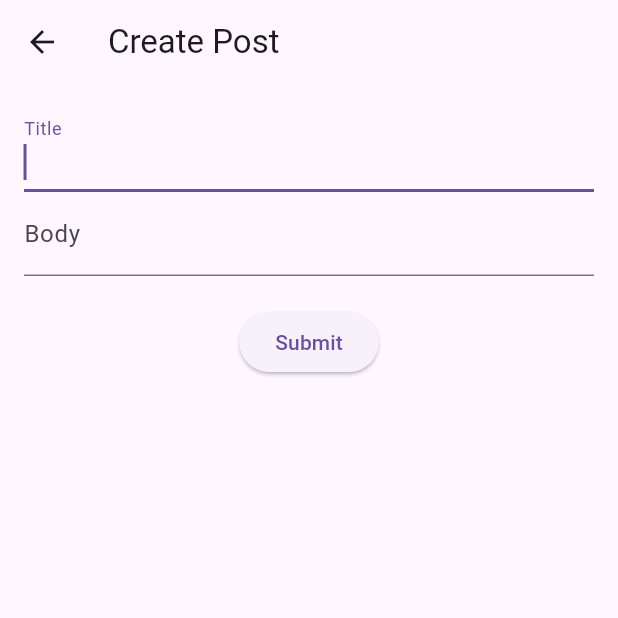
After one commit to Anna-Myzukina/flutter_devcamp_api, a Flutter app: the screen it shows after launch, after a tap on "Create Post", on a phone screen of 412 x 824 dp, the top half of it. The commit adds this screen. Run offline on Flutter 3.47's test engine with Material 3 defaults, Android fonts, the phone set to English and light mode, and no system bars; network calls fail.

Commit message:
add screens to create, view, update posts

```diff
--- /dev/null
+++ b/lib/screen/create_post_screen.dart
@@ -0,0 +1,137 @@
+import 'dart:math';
+
+import 'package:flutter/foundation.dart';
+import 'package:flutter/material.dart';
+import '../normal_http/api/post_service.dart';
+import '../normal_http/model/post.dart';
+
+class CreatePostScreen extends StatefulWidget {
+  const CreatePostScreen({super.key});
+
+  @override
+  State<CreatePostScreen> createState() => _CreatePostScreenState();
+}
+
+class _CreatePostScreenState extends State<CreatePostScreen> {
+  final GlobalKey<FormState> _formKey = GlobalKey<FormState>();
+  final TextEditingController _titleController = TextEditingController();
+  final TextEditingController _bodyController = TextEditingController();
+  final PostService postService = PostService();
+  final Random _random = Random();
+  Post? post;
+  bool isPosting = false;
+
+  void createPost() async {
+    if (_formKey.currentState!.validate()) {
+      setState(() {
+        isPosting = true;
+      });
+      Post newPost = Post(
+        id: _random.nextInt(10000) + 101,
+        userId: 1,
+        title: _titleController.text,
+        body: _bodyController.text,
+      );
+      try {
+        Post createdPost = await postService.createPost(newPost);
+        setState(() {
+          post = createdPost;
+        });
+        if (kDebugMode) {
+          print(post!.body);
+        }
+        setState(() {
+          isPosting = false;
+        });
+      } catch (e) {
+        debugPrint(e.toString());
+      }
+    } else {
+      return;
+    }
+  }
+
+  @override
+  Widget build(BuildContext context) {
+    return Scaffold(
+      appBar: AppBar(
+        title: Text('Create Post'),
+      ),
+body: Padding(
+        padding: const EdgeInsets.all(16.0),
+        child: Form(
+          key: _formKey,
+          child: Column(
+            children: [
+              TextFormField(
+                autovalidateMode: AutovalidateMode.onUserInteraction,
+                autofocus: true,
+                controller: _titleController,
+                decoration: const InputDecoration(labelText: 'Title'),
+                validator: (value) {
+                  if (value!.isEmpty) {
+                    return 'Title cannot be empty';
+                  }
+
+                  if (value.length < 3) {
+                    return 'Title must be greater than 3 characters';
+                  }
+                  return null;
+                },
+              ),
+              TextFormField(
+                autovalidateMode: AutovalidateMode.onUserInteraction,
+                controller: _bodyController,
+                decoration: const InputDecoration(labelText: 'Body'),
+                validator: (value) {
+                  if (value!.isEmpty) {
+                    return 'Body cannot be empty';
+                  }
+
+                  if (value.length < 10) {
+                    return 'Body must be greater than 10 characters';
+                  }
+                  return null;
+                },
+              ),
+              const SizedBox(height: 20),
+              ElevatedButton(
+                onPressed: () {
+                  createPost();
+                },
+                child: const Text('Submit'),
+              ),
+              const SizedBox(height: 10),
+              isPosting
+                  ? const Center(child: CircularProgressIndicator())
+                  : const SizedBox.shrink(),
+              const SizedBox(height: 10),
+              post != null
+                  ? Column(
+                      children: [
+                        const Divider(),
+                        const SizedBox(height: 10),
+                        Text(
+                          'New post created:',
+                          style: Theme.of(context).textTheme.headlineSmall,
+                        ),
+                        const SizedBox(height: 10),
+                        Text(
+                          'Title: ${post!.title}',
+                          style: Theme.of(context).textTheme.bodyMedium,
+                        ),
+                        const SizedBox(height: 10),
+                        Text(
+                          'Body: ${post!.body}',
+                          style: Theme.of(context).textTheme.bodySmall,
+                        ),
+                      ],
+                    )
+                  : const SizedBox.shrink(),
+            ],
+          ),
+        ),
+      ),
+    );
+  }
+}
--- a/lib/screen/my_home_screen.dart
+++ b/lib/screen/my_home_screen.dart
@@ -1,10 +1,41 @@
 import 'package:flutter/material.dart';
+import 'package:flutter_devcamp_api/screen/create_post_screen.dart';
+import 'package:flutter_devcamp_api/screen/view_post_screen.dart';
 
 class MyHomeScreen extends StatelessWidget {
   const MyHomeScreen({super.key});
 
   @override
   Widget build(BuildContext context) {
-    return const Placeholder();
+    return Scaffold(
+      appBar: AppBar(title: const Text('Posts App')),
+      body: Center(
+        child: Column(
+          mainAxisAlignment: MainAxisAlignment.center,
+          children: [
+            ElevatedButton(
+              onPressed: () {
+                Navigator.of(context).push(
+                  MaterialPageRoute(
+                    builder: (context) => const ViewPostsScreen(),
+                  ),
+                );
+              },
+              child: const Text('View Posts'),
+            ),
+            ElevatedButton(
+              onPressed: () {
+                Navigator.of(context).push(
+                  MaterialPageRoute(
+                    builder: (context) => const CreatePostScreen(),
+                  ),
+                );
+              },
+              child: const Text('Create Post'),
+            ),
+          ],
+        ),
+      ),
+    );
   }
 }
--- /dev/null
+++ b/lib/screen/update_post_screen.dart
@@ -0,0 +1,74 @@
+import 'package:flutter/material.dart';
+import '../normal_http/api/post_service.dart';
+import '../normal_http/model/post.dart';
+
+class UpdatePostScreen extends StatefulWidget {
+  final Post post;
+
+  const UpdatePostScreen({super.key, required this.post});
+
+  @override
+  State<UpdatePostScreen> createState() => _UpdatePostScreenState();
+}
+
+class _UpdatePostScreenState extends State<UpdatePostScreen> {
+  late TextEditingController _titleController;
+  late TextEditingController _bodyController;
+  final PostService postService = PostService();
+
+  @override
+  void initState() {
+    super.initState();
+    _titleController = TextEditingController(text: widget.post.title);
+    _bodyController = TextEditingController(text: widget.post.body);
+  }
+
+  @override
+  void dispose() {
+    _titleController.dispose();
+    _bodyController.dispose();
+    super.dispose();
+  }
+
+  @override
+  Widget build(BuildContext context) {
+    return Scaffold(
+      appBar: AppBar(title: const Text('Update Post')),
+      body: Padding(
+        padding: const EdgeInsets.all(16.0),
+        child: Column(
+          children: [
+            TextField(
+              controller: _titleController,
+              decoration: const InputDecoration(labelText: 'Title'),
+            ),
+            TextField(
+              controller: _bodyController,
+              decoration: const InputDecoration(labelText: 'Body'),
+            ),
+            const SizedBox(height: 20),
+            ElevatedButton(
+              onPressed: () async {
+                Post updatedPost = Post(
+                  id: widget.post.id,
+                  title: _titleController.text,
+                  body: _bodyController.text,
+                  userId: 1,
+                );
+                try {
+                  await postService.updatePost(widget.post.id, updatedPost);
+                  if (context.mounted) {
+                    Navigator.pop(context);
+                  }
+                } catch (e) {
+                  debugPrint(e.toString());
+                }
+              },
+              child: const Text('Update'),
+            ),
+          ],
+        ),
+      ),
+    );
+  }
+}
```
Also changed, not shown: lib/screen/view_post_screen.dart (added, +81 -0 lines).
